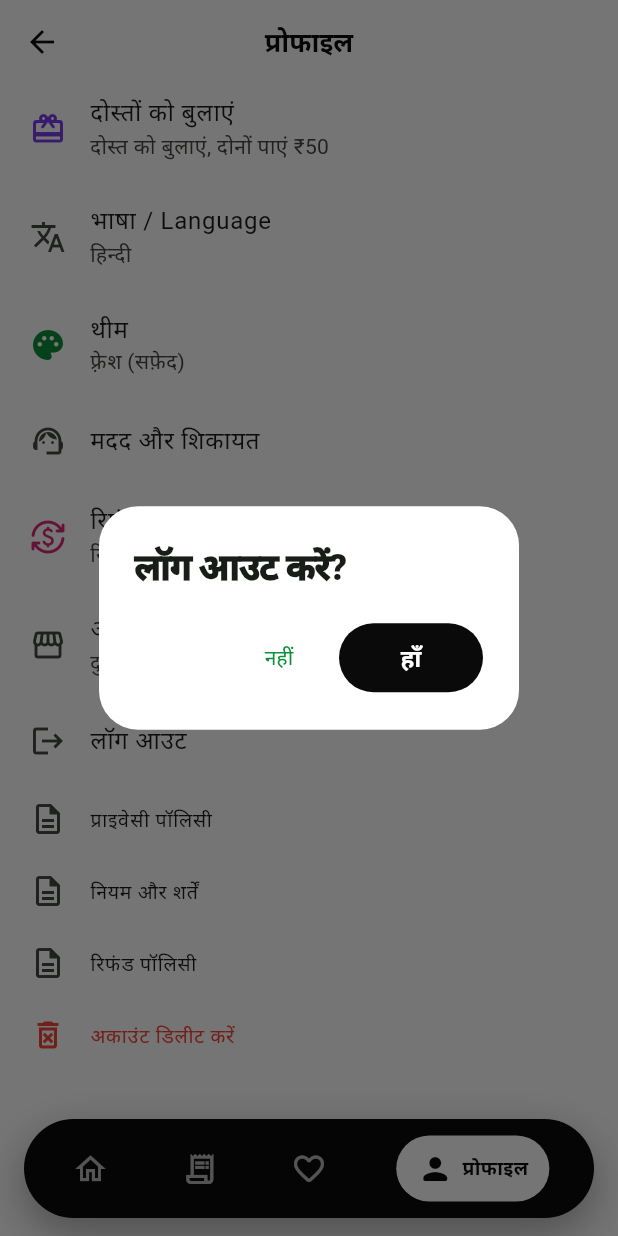
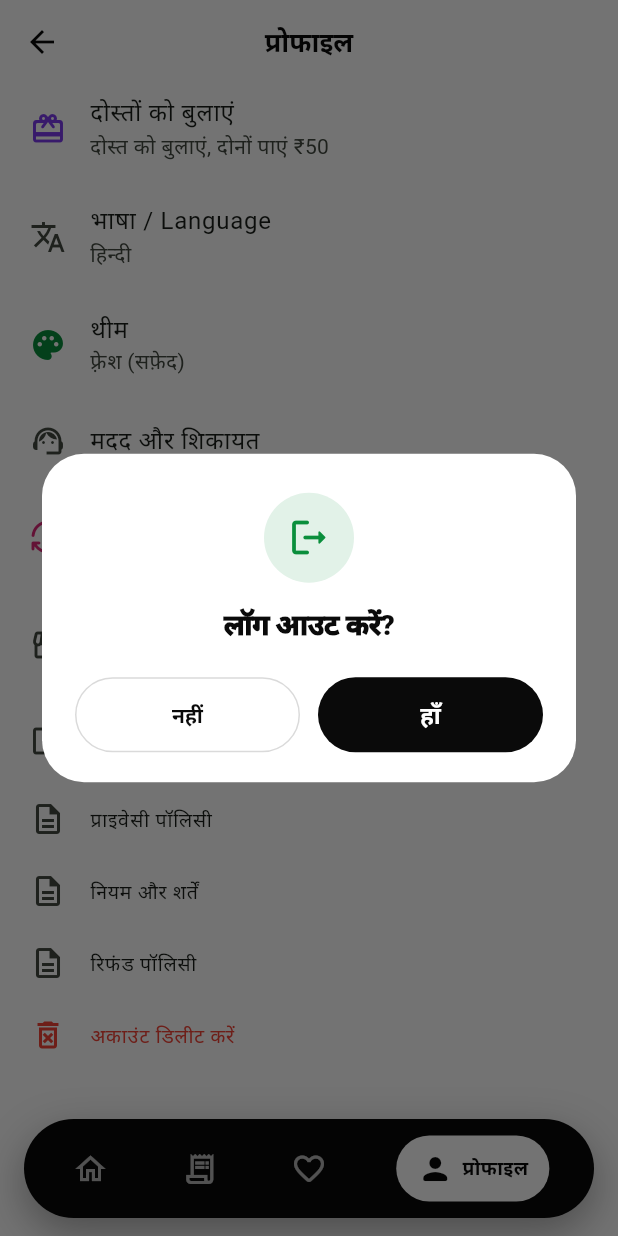
Before and after one commit to Thakuryogeshsingh/micro-bargain, a Flutter app: the TabShell screen opened directly, item 4 of the bottom bar chosen, scrolled down 446 dp, after a tap on "लॉग आउट", on a phone screen of 412 x 824 dp. Run offline on Flutter 3.47's test engine with Material 3 defaults, Android fonts, the phone set to English and light mode, and no system bars; our stand-ins replace cached_network_image, dio, firebase_core, firebase_messaging, flutter_local_notifications, flutter_map and 9 more; missing offline and left inert: flutter_ringtone_player, razorpay_flutter; accounts and stored records are empty; network calls fail.

Commit message:
Stylish popups: icon dialog with equal buttons (red for risky actions), floating message pill with check/warning, themed sheets and dialogs
Co-Authored-By: Claude Opus 5.5 <noreply@anthropic.com>

```diff
--- a/mobile/lib/features/customer/deals/deal_detail_screen.dart
+++ b/mobile/lib/features/customer/deals/deal_detail_screen.dart
@@ -90,7 +90,7 @@ class _DealBodyState extends ConsumerState<_DealBody> {
     final cart = ref.read(cartProvider.notifier);
     if (!cart.add(deal, _qty)) {
       final replace = await confirm(context, tr('कार्ट में दूसरी दुकान का सामान है'),
-          message: tr('एक ऑर्डर में एक ही दुकान का सामान आ सकता है। पुराना कार्ट हटा कर यह डालें?'), ok: tr('हाँ, बदलें'));
+          message: tr('एक ऑर्डर में एक ही दुकान का सामान आ सकता है। पुराना कार्ट हटा कर यह डालें?'), ok: tr('हाँ, बदलें'), icon: Icons.shopping_bag_outlined);
       if (!replace) return;
       cart.replaceWith(deal, _qty);
     }
--- a/mobile/lib/features/customer/home/home_screen.dart
+++ b/mobile/lib/features/customer/home/home_screen.dart
@@ -51,7 +51,7 @@ Future<void> quickAdd(BuildContext context, WidgetRef ref, Deal deal) async {
   }
   if (!cart.add(deal, quantity)) {
     final replace = await confirm(context, tr('कार्ट में दूसरी दुकान का सामान है'),
-        message: tr('एक ऑर्डर में एक ही दुकान का सामान आ सकता है। पुराना कार्ट हटा कर यह डालें?'), ok: tr('हाँ, बदलें'));
+        message: tr('एक ऑर्डर में एक ही दुकान का सामान आ सकता है। पुराना कार्ट हटा कर यह डालें?'), ok: tr('हाँ, बदलें'), icon: Icons.shopping_bag_outlined);
     if (!replace) return;
     cart.replaceWith(deal, step);
   }
--- a/mobile/lib/features/customer/profile/profile_screens.dart
+++ b/mobile/lib/features/customer/profile/profile_screens.dart
@@ -30,7 +30,7 @@ Future<void> editName(BuildContext context, WidgetRef ref) async {
 Future<void> deleteAccount(BuildContext context, WidgetRef ref) async {
   final sure = await confirm(context, tr('अकाउंट हमेशा के लिए डिलीट करें?'),
       message: tr('आपका नाम, नंबर, पते और पसंदीदा हट जाएंगे। पुराने ऑर्डर का हिसाब (बिना आपकी पहचान के) रखा जाएगा।'),
-      ok: tr('डिलीट करें'));
+      ok: tr('डिलीट करें'), icon: Icons.delete_forever_rounded, danger: true);
   if (!sure || !context.mounted) return;
   if (await runAction(context, () => ref.read(apiProvider).post('/auth/delete-account/', {}))) {
     await ref.read(sessionProvider.notifier).signOutLocally();
@@ -49,7 +49,7 @@ List<Widget> legalTiles() => [
     ];
 
 Future<void> logout(BuildContext context, WidgetRef ref) async {
-  if (await confirm(context, tr('लॉग आउट करें?'))) {
+  if (await confirm(context, tr('लॉग आउट करें?'), icon: Icons.logout_rounded)) {
     await ref.read(sessionProvider.notifier).signOut(deviceToken: PushService.token);
   }
 }
@@ -199,7 +199,7 @@ class AddressesScreen extends ConsumerWidget {
                     trailing: IconButton(
                       icon: const Icon(Icons.delete_outline),
                       onPressed: () async {
-                        if (!await confirm(context, tr('यह पता हटाएं?'))) return;
+                        if (!await confirm(context, tr('यह पता हटाएं?'), icon: Icons.wrong_location_outlined, danger: true)) return;
                         if (context.mounted && await runAction(context, () => ref.read(apiProvider).delete('/customers/addresses/${a.id}/'))) {
                           ref.invalidate(addressesProvider);
                         }
@@ -254,7 +254,7 @@ class _AddressFormScreenState extends ConsumerState<AddressFormScreen> {
     final here = _place == null ? await currentLocation() : LatLng(_place!.latitude, _place!.longitude);
     if (!mounted) return;
     if (here.isFallback &&
-        !await confirm(context, tr('लोकेशन नहीं मिली'), message: tr('डिलीवरी के लिए सही लोकेशन ज़रूरी है। फिर भी शहर के केंद्र से सेव करें?'))) {
+        !await confirm(context, tr('लोकेशन नहीं मिली'), message: tr('डिलीवरी के लिए सही लोकेशन ज़रूरी है। फिर भी शहर के केंद्र से सेव करें?'), icon: Icons.location_off_outlined)) {
       setState(() => _busy = false);
       return;
     }
--- a/mobile/lib/features/merchant/deals/merchant_deal_screens.dart
+++ b/mobile/lib/features/merchant/deals/merchant_deal_screens.dart
@@ -75,7 +75,7 @@ class _DealList extends ConsumerWidget {
       }
       return;
     }
-    if (action == 'end' && !await confirm(context, tr('डील बंद करें?'), message: tr('बंद डील दोबारा चालू नहीं होगी।'))) return;
+    if (action == 'end' && !await confirm(context, tr('डील बंद करें?'), message: tr('बंद डील दोबारा चालू नहीं होगी।'), icon: Icons.block_rounded, danger: true)) return;
     if (!context.mounted) return;
     final done = {'publish': tr('डील लाइव हो गई 🎉'), 'pause': tr('डील रोकी गई'), 'sold-out': tr('बिक गई मार्क किया'), 'end': tr('डील बंद'), 'duplicate': tr('कॉपी ड्राफ्ट में बनी')};
     if (await runAction(context, () => api.post('/deals/${deal.id}/$action/', {}), success: done[action])) {
@@ -344,7 +344,7 @@ class _DealFormScreenState extends ConsumerState<DealFormScreen> {
 
 /// Puts all of yesterday's deals live again.
 Future<void> repeatYesterday(BuildContext context, WidgetRef ref) async {
-  if (!await confirm(context, tr('कल वाली सभी डील दोबारा लाइव करें?'))) return;
+  if (!await confirm(context, tr('कल वाली सभी डील दोबारा लाइव करें?'), icon: Icons.replay_rounded)) return;
   if (!context.mounted) return;
   Map<String, dynamic>? result;
   final ok = await runAction(context, () async {
--- a/mobile/lib/features/merchant/products/product_screens.dart
+++ b/mobile/lib/features/merchant/products/product_screens.dart
@@ -106,7 +106,7 @@ class _ProductFormScreenState extends ConsumerState<ProductFormScreen> {
   }
 
   Future<void> _delete() async {
-    if (!await confirm(context, tr('प्रोडक्ट हटाएं?'), message: tr('अगर इस पर डील बनी है तो इसे सिर्फ बंद किया जाएगा।'))) return;
+    if (!await confirm(context, tr('प्रोडक्ट हटाएं?'), message: tr('अगर इस पर डील बनी है तो इसे सिर्फ बंद किया जाएगा।'), icon: Icons.delete_outline_rounded, danger: true)) return;
     if (!mounted) return;
     if (await runAction(context, () => ref.read(apiProvider).delete('/products/delete/${widget.product!.id}/'))) {
       if (mounted) context.pop();
--- a/mobile/lib/features/merchant/quality/complaints_screen.dart
+++ b/mobile/lib/features/merchant/quality/complaints_screen.dart
@@ -115,7 +115,7 @@ class _Actions extends ConsumerWidget {
           Expanded(
             child: FilledButton(
               onPressed: () async {
-                if (await confirm(context, tr('{0} पूरा रिफंड दें?', [rupees(paid)]))) {
+                if (await confirm(context, tr('{0} पूरा रिफंड दें?', [rupees(paid)]), icon: Icons.currency_rupee_rounded)) {
                   if (context.mounted) await _respond(context, ref, {'accept': true}, tr('रिफंड ग्राहक के वॉलेट में भेज दिया'));
                 }
               },
--- a/mobile/lib/shared/widgets/common.dart
+++ b/mobile/lib/shared/widgets/common.dart
@@ -119,10 +119,32 @@ class _TickerState extends State<Ticker> {
   Widget build(BuildContext context) => widget.builder(context);
 }
 
-void showMessage(BuildContext context, String message) {
+/// Floating message pill at the bottom: a check for normal news, a warning for errors.
+void showMessage(BuildContext context, String message, {bool error = false}) {
+  final color = error ? const Color(0xFFFF5A5F) : AppTheme.accent;
   ScaffoldMessenger.of(context)
     ..hideCurrentSnackBar()
-    ..showSnackBar(SnackBar(content: Text(message)));
+    ..showSnackBar(SnackBar(
+      elevation: 0,
+      backgroundColor: const Color(0xFF111111),
+      behavior: SnackBarBehavior.floating,
+      margin: const EdgeInsets.fromLTRB(16, 0, 16, 14),
+      padding: const EdgeInsets.symmetric(horizontal: 14, vertical: 12),
+      shape: RoundedRectangleBorder(borderRadius: BorderRadius.circular(18)),
+      duration: Duration(milliseconds: error ? 4000 : 2600),
+      content: Row(children: [
+        Container(
+          width: 28,
+          height: 28,
+          decoration: BoxDecoration(color: color.withValues(alpha: 0.18), shape: BoxShape.circle),
+          child: Icon(error ? Icons.priority_high_rounded : Icons.check_rounded, size: 18, color: color),
+        ),
+        const SizedBox(width: 12),
+        Expanded(
+          child: Text(message, style: const TextStyle(color: Colors.white, fontWeight: FontWeight.w600, height: 1.3)),
+        ),
+      ]),
+    ));
 }
 
 /// Runs an API action, shows the server's message on failure, and returns whether it worked.
@@ -132,7 +154,7 @@ Future<bool> runAction(BuildContext context, Future<void> Function() action, {St
     if (success != null && context.mounted) showMessage(context, success);
     return true;
   } on ApiException catch (e) {
-    if (context.mounted) showMessage(context, e.friendly);
+    if (context.mounted) showMessage(context, e.friendly, error: true);
     return false;
   }
 }
@@ -140,16 +162,104 @@ Future<bool> runAction(BuildContext context, Future<void> Function() action, {St
 /// Popup buttons keep their natural width (the theme makes page buttons full-width, which stacked them).
 final dialogButtonStyle = FilledButton.styleFrom(minimumSize: const Size(96, 46));
 
-Future<bool> confirm(BuildContext context, String title, {String? message, String? ok}) async {
+/// The app's popup: icon on top, bold title, soft message, optional [body], and two equal buttons.
+class AppDialog extends StatelessWidget {
+  const AppDialog({
+    super.key,
+    required this.title,
+    this.message,
+    this.body,
+    this.icon = Icons.help_outline_rounded,
+    this.danger = false,
+    required this.okLabel,
+    this.cancelLabel,
+    required this.onOk,
+    this.onCancel,
+  });
+
+  final String title;
+  final String? message;
+  final Widget? body;
+  final IconData icon;
+  final bool danger;
+  final String okLabel;
+  final String? cancelLabel;
+  final VoidCallback onOk;
+  final VoidCallback? onCancel;
+
+  @override
+  Widget build(BuildContext context) {
+    final tint = danger ? const Color(0xFFE5484D) : AppTheme.primary;
+    return Dialog(
+      insetPadding: const EdgeInsets.symmetric(horizontal: 28),
+      child: Padding(
+        padding: const EdgeInsets.fromLTRB(22, 26, 22, 20),
+        child: Column(mainAxisSize: MainAxisSize.min, children: [
+          TweenAnimationBuilder<double>(
+            tween: Tween(begin: 0.6, end: 1),
+            duration: const Duration(milliseconds: 380),
+            curve: Curves.easeOutBack,
+            builder: (_, scale, child) => Transform.scale(scale: scale, child: child),
+            child: Container(
+              width: 60,
+              height: 60,
+              decoration: BoxDecoration(color: tint.withValues(alpha: 0.12), shape: BoxShape.circle),
+              child: Icon(icon, size: 30, color: tint),
+            ),
+          ),
+          const SizedBox(height: 16),
+          Text(title,
+              textAlign: TextAlign.center,
+              style: TextStyle(fontSize: 19, height: 1.25, fontWeight: FontWeight.w900, letterSpacing: -0.3, color: AppTheme.ink)),
+          if (message != null) ...[
+            const SizedBox(height: 8),
+            Text(message!, textAlign: TextAlign.center, style: TextStyle(fontSize: 14.5, height: 1.45, color: AppTheme.muted)),
+          ],
+          if (body != null) ...[const SizedBox(height: 16), body!],
+          const SizedBox(height: 22),
+          Row(children: [
+            if (cancelLabel != null) ...[
+              Expanded(
+                child: OutlinedButton(
+                  style: OutlinedButton.styleFrom(
+                    minimumSize: const Size.fromHeight(50),
+                    shape: const StadiumBorder(),
+                    side: BorderSide(color: AppTheme.ink.withValues(alpha: 0.15)),
+                    foregroundColor: AppTheme.ink,
+                  ),
+                  onPressed: onCancel ?? () => Navigator.pop(context),
+                  child: Text(cancelLabel!, style: const TextStyle(fontWeight: FontWeight.w700)),
+                ),
+              ),
+              const SizedBox(width: 12),
+            ],
+            Expanded(
+              child: FilledButton(
+                style: FilledButton.styleFrom(minimumSize: const Size.fromHeight(50), backgroundColor: danger ? tint : null),
+                onPressed: onOk,
+                child: Text(okLabel, maxLines: 1, overflow: TextOverflow.ellipsis),
+              ),
+            ),
+          ]),
+        ]),
+      ),
+    );
+  }
+}
+
+Future<bool> confirm(BuildContext context, String title,
+    {String? message, String? ok, IconData icon = Icons.help_outline_rounded, bool danger = false}) async {
   final result = await showDialog<bool>(
     context: context,
-    builder: (_) => AlertDialog(
-      title: Text(title),
-      content: message == null ? null : Text(message),
-      actions: [
-        TextButton(onPressed: () => Navigator.pop(context, false), child: Text(tr('नहीं'))),
-        FilledButton(style: dialogButtonStyle, onPressed: () => Navigator.pop(context, true), child: Text(ok ?? tr('हाँ'))),
-      ],
+    builder: (dialog) => AppDialog(
+      title: title,
+      message: message,
+      icon: icon,
+      danger: danger,
+      okLabel: ok ?? tr('हाँ'),
+      cancelLabel: tr('नहीं'),
+      onOk: () => Navigator.pop(dialog, true),
+      onCancel: () => Navigator.pop(dialog, false),
     ),
   );
   return result == true;
@@ -157,23 +267,24 @@ Future<bool> confirm(BuildContext context, String title, {String? message, Strin
 
 /// Asks for one line of text (e.g. a reason or the 4-digit pickup code).
 Future<String?> askText(BuildContext context, String title,
-    {String hint = '', TextInputType keyboard = TextInputType.text, int? maxLength}) async {
+    {String hint = '', TextInputType keyboard = TextInputType.text, int? maxLength, IconData icon = Icons.edit_note_rounded}) async {
   final controller = TextEditingController();
   final result = await showDialog<String>(
     context: context,
-    builder: (_) => AlertDialog(
-      title: Text(title),
-      content: TextField(
+    builder: (dialog) => AppDialog(
+      title: title,
+      icon: icon,
+      body: TextField(
         controller: controller,
         autofocus: true,
         keyboardType: keyboard,
         maxLength: maxLength,
-        decoration: InputDecoration(hintText: hint),
+        textAlign: keyboard == TextInputType.number ? TextAlign.center : TextAlign.start,
+        decoration: InputDecoration(hintText: hint, filled: true, fillColor: AppTheme.chip),
       ),
-      actions: [
-        TextButton(onPressed: () => Navigator.pop(context), child: Text(tr('रद्द'))),
-        FilledButton(style: dialogButtonStyle, onPressed: () => Navigator.pop(context, controller.text.trim()), child: Text(tr('ठीक है'))),
-      ],
+      okLabel: tr('ठीक है'),
+      cancelLabel: tr('रद्द'),
+      onOk: () => Navigator.pop(dialog, controller.text.trim()),
     ),
   );
   return result;
--- a/mobile/lib/shared/widgets/tab_shell.dart
+++ b/mobile/lib/shared/widgets/tab_shell.dart
@@ -67,7 +67,7 @@ class _TabShellState extends State<TabShell> {
       return;
     }
     HapticFeedback.mediumImpact();
-    if (await confirm(context, tr('क्या आप ऐप बंद करना चाहते हैं?'), ok: tr('हाँ, बंद करें'))) {
+    if (await confirm(context, tr('क्या आप ऐप बंद करना चाहते हैं?'), ok: tr('हाँ, बंद करें'), icon: Icons.exit_to_app_rounded)) {
       SystemNavigator.pop();
     }
   }
```
Also changed, not shown: mobile/lib/core/theme/app_theme.dart (+14 -1 lines).
